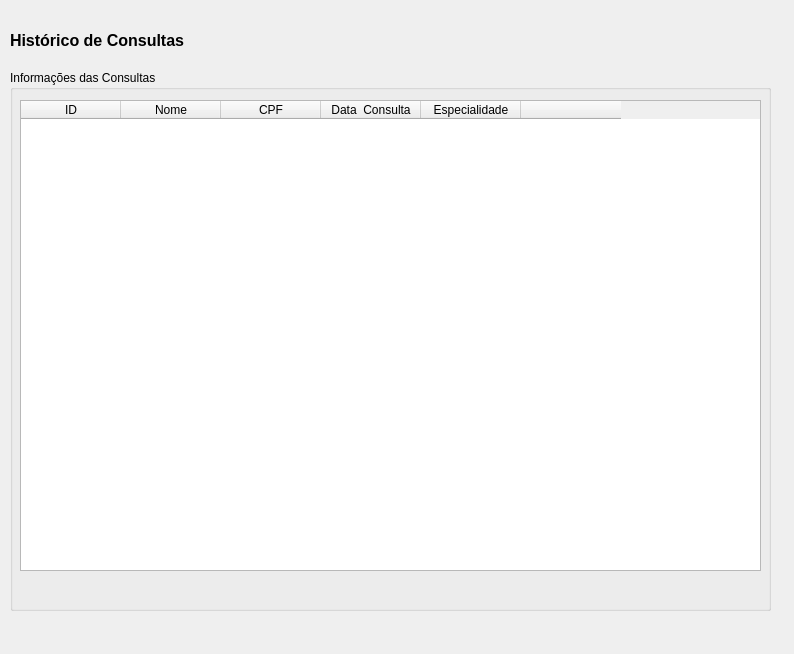
Qt form ui/historico.ui (willasantos/Projeto-SDMC) before a commit.
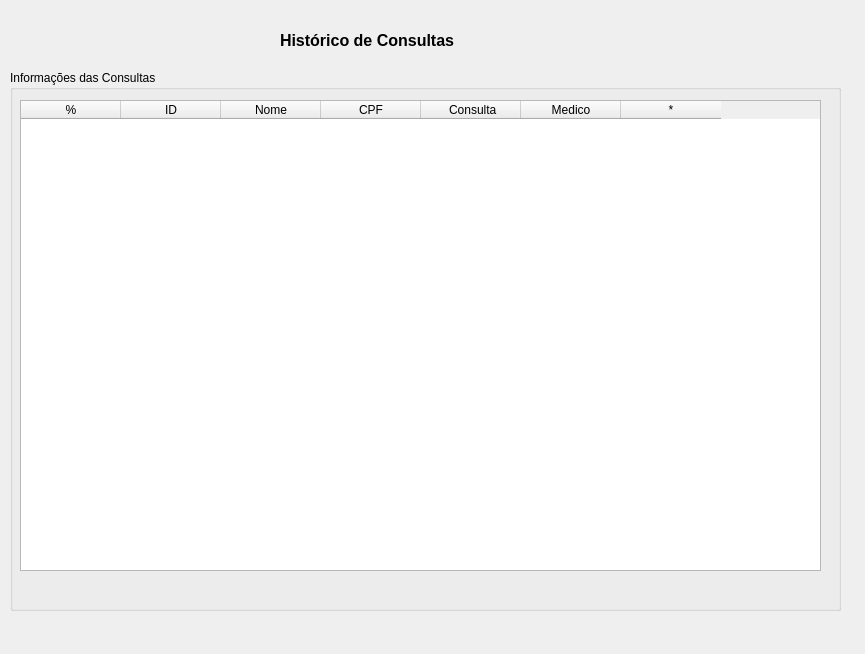
The same form after that commit. Icons and pictures are not drawn.

Diff of the .ui file:
```diff
--- a/ui/historico.ui
+++ b/ui/historico.ui
@@ -6,7 +6,7 @@
    <rect>
     <x>0</x>
     <y>0</y>
-    <width>794</width>
+    <width>865</width>
     <height>654</height>
    </rect>
   </property>
@@ -16,7 +16,7 @@
   <widget class="QLabel" name="label">
    <property name="geometry">
     <rect>
-     <x>10</x>
+     <x>280</x>
      <y>10</y>
      <width>191</width>
      <height>61</height>
@@ -38,7 +38,7 @@
     <rect>
      <x>10</x>
      <y>70</y>
-     <width>761</width>
+     <width>831</width>
      <height>541</height>
     </rect>
    </property>
@@ -50,10 +50,15 @@
      <rect>
       <x>10</x>
       <y>30</y>
-      <width>741</width>
+      <width>801</width>
       <height>471</height>
      </rect>
     </property>
+    <column>
+     <property name="text">
+      <string>%</string>
+     </property>
+    </column>
     <column>
      <property name="text">
       <string>ID</string>
@@ -71,21 +76,17 @@
     </column>
     <column>
      <property name="text">
-      <string>Data  Consulta</string>
+      <string> Consulta</string>
      </property>
     </column>
     <column>
      <property name="text">
-      <string>Especialidade</string>
+      <string>Medico</string>
      </property>
     </column>
     <column>
      <property name="text">
-      <string/>
-     </property>
-     <property name="icon">
-      <iconset>
-       <normaloff>../icons/Button delete.png</normaloff>../icons/Button delete.png</iconset>
+      <string>*</string>
      </property>
     </column>
    </widget>
```
